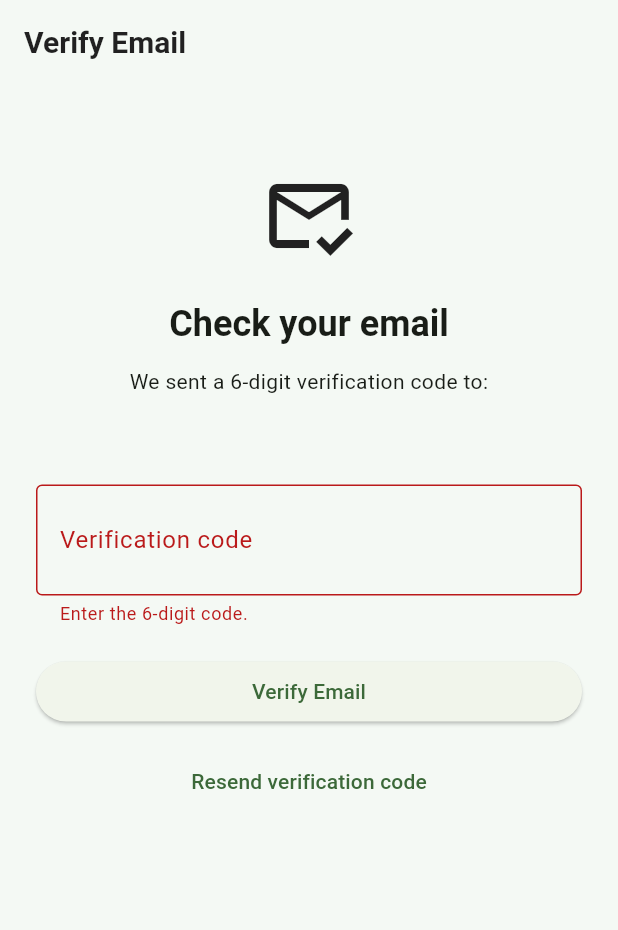
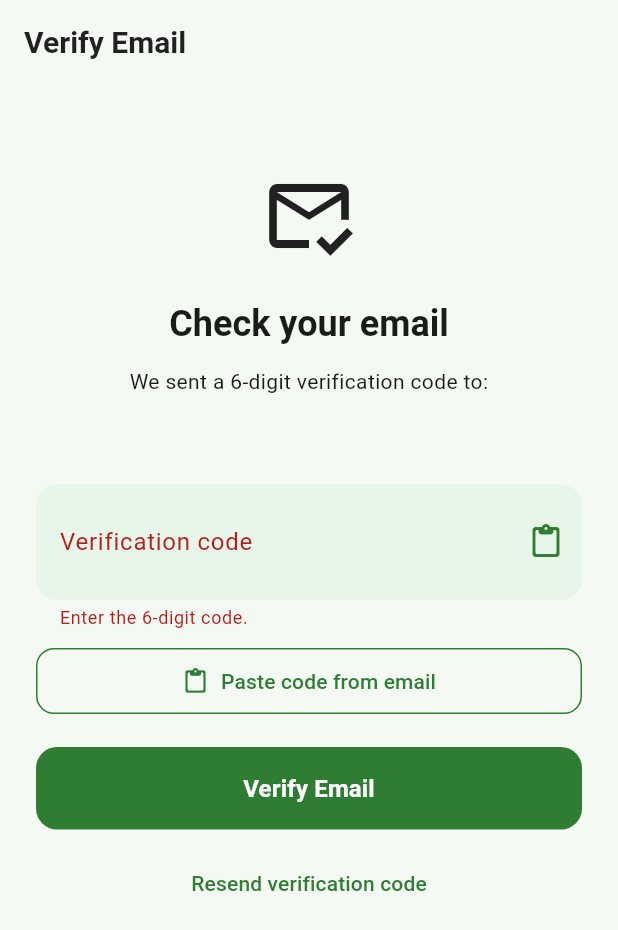
Before and after one commit to emigidiuskashoju/webs_people, a Flutter app: the EmailVerificationScreen screen opened directly with empty values, after a tap on "Verify Email", on a phone screen of 412 x 824 dp. Shown: the top 930 px of the screen. Run offline on Flutter 3.47's test engine with Material 3 defaults, Android fonts, the phone set to English and light mode, and no system bars; our stand-ins replace battery_plus, connectivity_plus, country_picker, device_info_plus, firebase_analytics, firebase_core and 12 more; missing offline and left inert: flutter_background_service; accounts and stored records are empty; network calls fail.

Commit message:
v1.0.19: phone matching, notification open-chat fix, verification email paste button, faster photo refresh

```diff
--- /dev/null
+++ b/lib/core/notifications/notification_tap_gate.dart
@@ -0,0 +1,52 @@
+import 'package:flutter/widgets.dart';
+
+/// Holds back notification taps until the main (chats) screen is on
+/// screen.
+///
+/// When a notification starts the app, the tap arrives while the
+/// splash screen is still showing. Opening the chat then was the
+/// bug: a moment later the start-up code replaced it with the chats
+/// list. Now the tap waits here and the chat opens on top of the
+/// chats screen, so Back returns to the list (like WhatsApp).
+class NotificationTapGate {
+  NotificationTapGate._();
+  static final NotificationTapGate instance = NotificationTapGate._();
+
+  // How many MainNavigationScreens are alive. A count, not a flag:
+  // when one replaces another, the old one's dispose can run after
+  // the new one is ready.
+  int _readyScreens = 0;
+  String? _pending;
+
+  /// Opens a conversation; set by the app at start-up.
+  void Function(String conversationId)? opener;
+
+  bool get isReady => _readyScreens > 0;
+
+  /// Called for every tap. Opens now, or later when ready.
+  void open(String conversationId) {
+    if (!isReady || opener == null) {
+      _pending = conversationId; // the latest tap wins
+      return;
+    }
+    opener!(conversationId);
+  }
+
+  /// Called by MainNavigationScreen after its first frame.
+  void markReady() {
+    _readyScreens++;
+    final pending = _pending;
+    _pending = null;
+    if (pending != null && opener != null) opener!(pending);
+  }
+
+  /// Called when MainNavigationScreen goes away (e.g. logout).
+  void markNotReady() {
+    if (_readyScreens > 0) _readyScreens--;
+  }
+
+  /// For screens that want to run this after their first frame.
+  void markReadyAfterFirstFrame() {
+    WidgetsBinding.instance.addPostFrameCallback((_) => markReady());
+  }
+}
--- a/lib/features/auth/screens/email_verification_screen.dart
+++ b/lib/features/auth/screens/email_verification_screen.dart
@@ -1,6 +1,8 @@
 import 'package:flutter/material.dart';
+import 'package:flutter/services.dart';
 
 import '../../../core/errors/api_exception.dart';
+import '../../../core/theme/webs_colors.dart';
 import '../services/auth_service.dart';
 
 class EmailVerificationScreen extends StatefulWidget {
@@ -23,6 +25,41 @@ class _EmailVerificationScreenState extends State<EmailVerificationScreen> {
 
   bool _isLoading = false;
   bool _isResending = false;
+
+  @override
+  void initState() {
+    super.initState();
+    // If the user already copied the code from the email, offer to
+    // fill it in automatically.
+    WidgetsBinding.instance.addPostFrameCallback((_) => _autoFillFromClipboard());
+  }
+
+  Future<void> _autoFillFromClipboard() async {
+    try {
+      final data = await Clipboard.getData(Clipboard.kTextPlain);
+      final text = data?.text?.trim() ?? '';
+      final match = RegExp(r'\b(\d{6})\b').firstMatch(text);
+      if (match != null && _codeController.text.trim().isEmpty && mounted) {
+        setState(() => _codeController.text = match.group(1)!);
+      }
+    } catch (_) {}
+  }
+
+  Future<void> _pasteCode() async {
+    try {
+      final data = await Clipboard.getData(Clipboard.kTextPlain);
+      final text = data?.text?.trim() ?? '';
+      final match = RegExp(r'\b(\d{6})\b').firstMatch(text);
+      if (!mounted) return;
+      if (match != null) {
+        setState(() => _codeController.text = match.group(1)!);
+      } else {
+        ScaffoldMessenger.of(context).showSnackBar(
+          const SnackBar(content: Text('No 6-digit code found on the clipboard.')),
+        );
+      }
+    } catch (_) {}
+  }
 
   @override
   void dispose() {
@@ -225,15 +262,38 @@ class _EmailVerificationScreenState extends State<EmailVerificationScreen> {
                   keyboardType: TextInputType.number,
                   maxLength: 6,
                   textAlign: TextAlign.center,
+                  inputFormatters: [
+                    FilteringTextInputFormatter.digitsOnly,
+                  ],
                   style: const TextStyle(
-                    fontSize: 28,
-                    letterSpacing: 8,
+                    fontSize: 30,
+                    letterSpacing: 10,
                     fontWeight: FontWeight.bold,
                   ),
-                  decoration: const InputDecoration(
+                  decoration: InputDecoration(
                     labelText: 'Verification code',
-                    border: OutlineInputBorder(),
+                    filled: true,
+                    fillColor: WebsColors.softGreen(context),
                     counterText: '',
+                    border: OutlineInputBorder(
+                      borderRadius: BorderRadius.circular(14),
+                      borderSide: BorderSide.none,
+                    ),
+                    focusedBorder: OutlineInputBorder(
+                      borderRadius: BorderRadius.circular(14),
+                      borderSide: const BorderSide(
+                        color: WebsColors.primaryGreen,
+                        width: 2,
+                      ),
+                    ),
+                    suffixIcon: IconButton(
+                      tooltip: 'Paste code',
+                      icon: const Icon(
+                        Icons.content_paste_rounded,
+                        color: WebsColors.primaryGreen,
+                      ),
+                      onPressed: _pasteCode,
+                    ),
                   ),
                   validator: (value) {
                     final code = value?.trim() ?? '';
@@ -244,25 +304,55 @@ class _EmailVerificationScreenState extends State<EmailVerificationScreen> {
                   },
                 ),
 
+                const SizedBox(height: 10),
+
+                OutlinedButton.icon(
+                  onPressed: _pasteCode,
+                  icon: const Icon(Icons.content_paste_rounded, size: 18),
+                  label: const Text('Paste code from email'),
+                  style: OutlinedButton.styleFrom(
+                    foregroundColor: WebsColors.primaryGreen,
+                    side: const BorderSide(color: WebsColors.primaryGreen),
+                    padding: const EdgeInsets.symmetric(vertical: 12),
+                    shape: RoundedRectangleBorder(
+                      borderRadius: BorderRadius.circular(12),
+                    ),
+                  ),
+                ),
+
                 const SizedBox(height: 20),
 
-                ElevatedButton(
+                FilledButton(
                   onPressed: _isLoading ? null : _verify,
+                  style: FilledButton.styleFrom(
+                    backgroundColor: WebsColors.primaryGreen,
+                    padding: const EdgeInsets.symmetric(vertical: 16),
+                    shape: RoundedRectangleBorder(
+                      borderRadius: BorderRadius.circular(14),
+                    ),
+                  ),
                   child: _isLoading
                       ? const SizedBox(
                           height: 22,
                           width: 22,
                           child: CircularProgressIndicator(
                             strokeWidth: 2,
+                            color: Colors.white,
                           ),
                         )
-                      : const Text('Verify Email'),
+                      : const Text(
+                          'Verify Email',
+                          style: TextStyle(fontSize: 16, fontWeight: FontWeight.bold),
+                        ),
                 ),
 
                 const SizedBox(height: 12),
 
                 TextButton(
                   onPressed: _isLoading || _isResending ? null : _resend,
+                  style: TextButton.styleFrom(
+                    foregroundColor: WebsColors.primaryGreen,
+                  ),
                   child: _isResending
                       ? const Text('Sending...')
                       : const Text('Resend verification code'),
--- a/lib/features/chats/chat_screen.dart
+++ b/lib/features/chats/chat_screen.dart
@@ -13,6 +13,7 @@ import 'package:flutter_contacts/flutter_contacts.dart'
         Phone;
 
 import '../../core/notifications/active_conversation.dart';
+import '../../core/notifications/notification_service.dart';
 import '../../core/theme/webs_colors.dart';
 import '../../core/widgets/cached_avatar.dart';
 import '../map/map_screen.dart';
@@ -127,6 +128,8 @@ class _ChatScreenState extends State<ChatScreen> {
     // ----------------------------------
 
     ActiveConversation.instance.enter(_conversationId);
+    // Opening the chat clears its notifications, like WhatsApp.
+    unawaited(NotificationService.instance.cancelConversation(_conversationId));
 
     _messageController.addListener(_onComposerChanged);
 
--- a/pubspec.yaml
+++ b/pubspec.yaml
@@ -3,7 +3,7 @@ description: "A new Flutter project."
 
 publish_to: 'none'
 
-version: 1.0.18+20
+version: 1.0.19+21
 
 environment:
   sdk: ^3.11.5
```
Also changed, not shown: lib/core/notifications/notification_service.dart (+27 -0 lines), lib/features/auth/widgets/phone_number_field.dart (+7 -1 lines), lib/features/chats/chats_screen.dart (+8 -2 lines), lib/features/chats/data/chat_repository.dart (+7 -10 lines), lib/features/chats/services/phone_contacts_service.dart (+12 -0 lines), lib/features/main/main_navigation_screen.dart (+10 -0 lines), lib/main.dart (+16 -8 lines).
